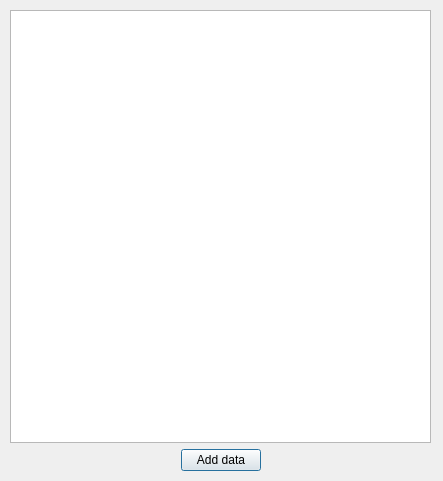
The window that widgets/add_to_canvas.ui (axelande/geodatafarm3) describes before a commit, drawn with Qt 5.
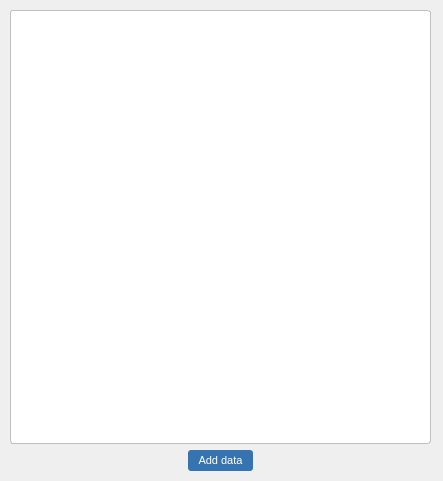
The same window after the commit.

What changed in the file:
```diff
--- a/widgets/add_to_canvas.ui
+++ b/widgets/add_to_canvas.ui
@@ -16,7 +16,150 @@
   <property name="locale">
    <locale language="English" country="UnitedKingdom"/>
   </property>
-  <widget class="QWidget" name="gridLayoutWidget">
+  <property name="styleSheet"><string notr="true">
+/* === Global === */
+* {
+  font-family: "Segoe UI", sans-serif;
+  font-size: 9pt;
+}
+
+/* === Tab bars === */
+QTabWidget::pane {
+  border: 1px solid #c0c0c0;
+  border-radius: 3px;
+  background: #ffffff;
+}
+QTabBar::tab {
+  background: #f0f0f0;
+  border: 1px solid #c0c0c0;
+  border-bottom: none;
+  border-top-left-radius: 3px;
+  border-top-right-radius: 3px;
+  padding: 4px 10px;
+  margin-right: 1px;
+  font-size: 8pt;
+}
+QTabBar::tab:selected {
+  background: #ffffff;
+  border-bottom: 2px solid #3574b0;
+  font-weight: bold;
+}
+QTabBar::tab:hover:!selected {
+  background: #e4e4e4;
+}
+
+/* === Buttons === */
+QPushButton {
+  background-color: #3574b0;
+  color: white;
+  border: none;
+  border-radius: 3px;
+  padding: 4px 10px;
+  font-size: 8pt;
+}
+QPushButton:hover {
+  background-color: #2a5f8f;
+}
+QPushButton:pressed {
+  background-color: #1e4a6e;
+}
+QPushButton:disabled {
+  background-color: #b0b0b0;
+  color: #e0e0e0;
+}
+
+/* === Inputs === */
+QLineEdit, QPlainTextEdit, QTextEdit {
+  border: 1px solid #c0c0c0;
+  border-radius: 3px;
+  padding: 2px 4px;
+  background: #ffffff;
+}
+QLineEdit:focus, QPlainTextEdit:focus, QTextEdit:focus {
+  border: 1px solid #3574b0;
+}
+
+/* === Combo boxes === */
+QComboBox {
+  border: 1px solid #c0c0c0;
+  border-radius: 3px;
+  padding: 2px 4px;
+  background: #ffffff;
+}
+QComboBox:hover {
+  border: 1px solid #3574b0;
+}
+QComboBox::drop-down {
+  border: none;
+  width: 20px;
+}
+
+/* === Lists === */
+QListWidget {
+  border: 1px solid #c0c0c0;
+  border-radius: 3px;
+  background: #ffffff;
+}
+
+/* === Group boxes === */
+QGroupBox {
+  border: 1px solid #c0c0c0;
+  border-radius: 3px;
+  margin-top: 8px;
+  padding-top: 8px;
+  font-weight: bold;
+  font-size: 8pt;
+}
+QGroupBox::title {
+  subcontrol-origin: margin;
+  left: 8px;
+  padding: 0 3px;
+}
+
+/* === Radio &amp; Check === */
+QRadioButton, QCheckBox {
+  spacing: 4px;
+  font-size: 8pt;
+}
+
+/* === Labels === */
+QLabel {
+  font-size: 8pt;
+}
+
+/* === Calendar === */
+QCalendarWidget {
+  border: 1px solid #c0c0c0;
+  border-radius: 3px;
+}
+
+/* === Table === */
+QTableWidget, QTableView {
+  border: 1px solid #c0c0c0;
+  border-radius: 3px;
+  gridline-color: #e0e0e0;
+}
+QHeaderView::section {
+  background-color: #f0f0f0;
+  border: none;
+  border-bottom: 1px solid #c0c0c0;
+  border-right: 1px solid #e0e0e0;
+  padding: 3px 6px;
+  font-weight: bold;
+  font-size: 8pt;
+}
+
+/* === Spin boxes === */
+QSpinBox, QDoubleSpinBox, QDateEdit, QTimeEdit {
+  border: 1px solid #c0c0c0;
+  border-radius: 3px;
+  padding: 2px 4px;
+  background: #ffffff;
+}
+QSpinBox:focus, QDoubleSpinBox:focus, QDateEdit:focus, QTimeEdit:focus {
+  border: 1px solid #3574b0;
+}
+</string></property><widget class="QWidget" name="gridLayoutWidget">
    <property name="geometry">
     <rect>
      <x>10</x>
```
Left out of the diff: 10 changed lines with no effect on the pictures.
